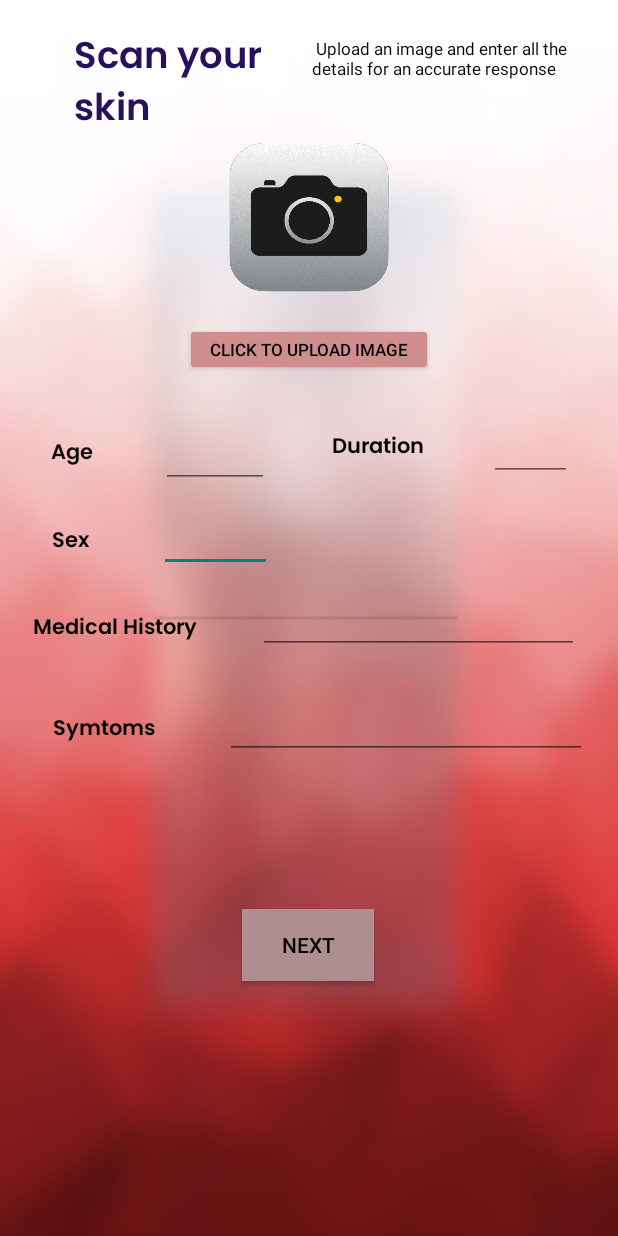
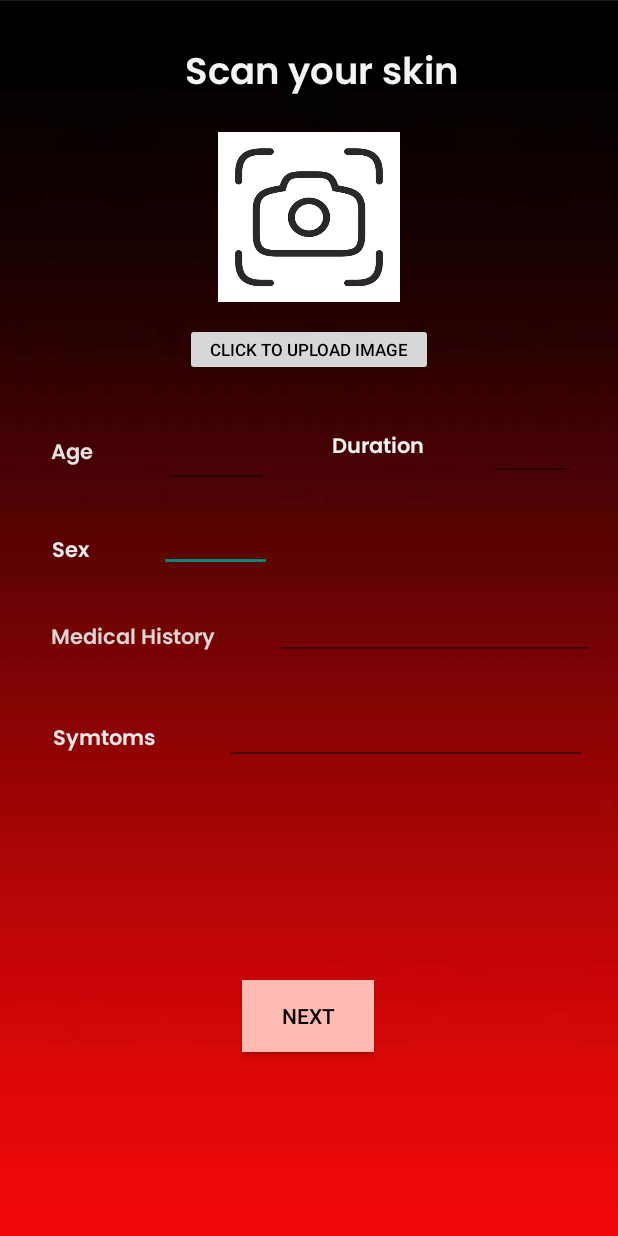
Before and after one commit to RajBhattacharyya/DermaAI, an Android app: the DashboardActivity screen opened directly, with no data from a screen before it, on a phone screen of 412 x 824 dp. Run offline under Robolectric (Android 15) with nearby library versions, the phone set to English and light mode, and no system bars; libraries missing offline, so code that uses them is left out: com.google.ai.client; Roboto replaces fonts that are not available here.

Commit message:
ui bg changed

```diff
--- a/app/src/main/res/layout/activity_dashboard.xml
+++ b/app/src/main/res/layout/activity_dashboard.xml
@@ -5,7 +5,7 @@
     android:id="@+id/main"
     android:layout_width="match_parent"
     android:layout_height="match_parent"
-    android:background="@drawable/dashbg"
+    android:background="@drawable/dashbgnew"
     tools:context=".DashboardActivity">
 
     <ImageView
@@ -20,18 +20,20 @@
 
     <TextView
         android:id="@+id/imageupHead"
-        android:layout_width="142dp"
-        android:layout_height="71dp"
+        android:layout_width="195dp"
+        android:layout_height="42dp"
+        android:layout_marginStart="10dp"
+        android:layout_marginEnd="10dp"
         android:fontFamily="@font/poppins_semibold"
         android:text="Scan your skin"
-        android:textColor="#27115C"
+        android:textColor="#F4F3F6"
         android:textSize="24.5sp"
         app:layout_constraintBottom_toBottomOf="parent"
         app:layout_constraintEnd_toEndOf="parent"
-        app:layout_constraintHorizontal_bias="0.182"
+        app:layout_constraintHorizontal_bias="0.576"
         app:layout_constraintStart_toStartOf="parent"
         app:layout_constraintTop_toTopOf="parent"
-        app:layout_constraintVertical_bias="0.024" />
+        app:layout_constraintVertical_bias="0.037" />
 
     <TextView
         android:id="@+id/ageHead"
@@ -40,7 +42,7 @@
         android:layout_marginTop="40dp"
         android:fontFamily="@font/poppins_semibold"
         android:text="Age"
-        android:textColor="#0C0C0C"
+        android:textColor="#E6E2E2"
         app:layout_constraintEnd_toEndOf="parent"
         app:layout_constraintHorizontal_bias="0.091"
         app:layout_constraintStart_toStartOf="parent"
@@ -62,10 +64,10 @@
         android:id="@+id/sexHead"
         android:layout_width="32dp"
         android:layout_height="22dp"
-        android:layout_marginTop="29dp"
+        android:layout_marginTop="36dp"
         android:fontFamily="@font/poppins_semibold"
         android:text="Sex"
-        android:textColor="#000000"
+        android:textColor="#F1EAEA"
         app:layout_constraintEnd_toEndOf="parent"
         app:layout_constraintHorizontal_bias="0.092"
         app:layout_constraintStart_toStartOf="parent"
@@ -79,7 +81,7 @@
         android:layout_marginTop="35dp"
         android:ems="10"
         android:inputType="number"
-        android:textColor="#000000"
+        android:textColor="#EFE2E2"
         app:layout_constraintEnd_toEndOf="parent"
         app:layout_constraintHorizontal_bias="0.107"
         app:layout_constraintStart_toEndOf="@+id/ageHead"
@@ -92,7 +94,7 @@
         android:layout_marginTop="36dp"
         android:fontFamily="@font/poppins_semibold"
         android:text="Duration"
-        android:textColor="#000000"
+        android:textColor="#F4F1F1"
         app:layout_constraintEnd_toEndOf="parent"
         app:layout_constraintHorizontal_bias="0.276"
         app:layout_constraintStart_toEndOf="@+id/ageInp"
@@ -105,9 +107,9 @@
         android:layout_marginTop="36dp"
         android:fontFamily="@font/poppins_semibold"
         android:text="Medical History"
-        android:textColor="#000000"
+        android:textColor="#DDD4D4"
         app:layout_constraintEnd_toEndOf="parent"
-        app:layout_constraintHorizontal_bias="0.076"
+        app:layout_constraintHorizontal_bias="0.118"
         app:layout_constraintStart_toStartOf="parent"
         app:layout_constraintTop_toBottomOf="@+id/sexHead" />
 
@@ -127,10 +129,11 @@
         android:id="@+id/medInp"
         android:layout_width="214dp"
         android:layout_height="39dp"
-        android:layout_marginTop="76dp"
+        android:layout_marginTop="80dp"
         android:ems="10"
         android:textColor="#000000"
         app:layout_constraintEnd_toEndOf="parent"
+        app:layout_constraintHorizontal_bias="0.6"
         app:layout_constraintStart_toEndOf="@+id/medHead"
         app:layout_constraintTop_toBottomOf="@+id/durInp" />
 
@@ -139,7 +142,6 @@
         android:layout_width="165dp"
         android:layout_height="35dp"
         android:layout_marginTop="14dp"
-        android:backgroundTint="#CF8D8D"
         android:text="click to upload image"
         android:textColor="#000000"
         android:textSize="11sp"
@@ -151,11 +153,12 @@
         android:id="@+id/submitbtn"
         android:layout_width="wrap_content"
         android:layout_height="wrap_content"
-        android:layout_marginTop="100dp"
+        android:layout_marginTop="20dp"
         android:background="@color/material_dynamic_neutral_variant80"
-        android:backgroundTint="#AE8E8E"
+        android:backgroundTint="@android:color/system_error_dark"
         android:text="Next"
         android:textColor="#000000"
+        app:layout_constraintBottom_toBottomOf="parent"
         app:layout_constraintEnd_toEndOf="parent"
         app:layout_constraintHorizontal_bias="0.498"
         app:layout_constraintStart_toStartOf="parent"
@@ -164,11 +167,11 @@
     <TextView
         android:id="@+id/symHead"
         android:layout_width="76dp"
-        android:layout_height="31dp"
+        android:layout_height="32dp"
         android:layout_marginTop="40dp"
         android:fontFamily="@font/poppins_semibold"
         android:text="Symtoms"
-        android:textColor="#000000"
+        android:textColor="#EFE9E9"
         app:layout_constraintEnd_toEndOf="parent"
         app:layout_constraintHorizontal_bias="0.105"
         app:layout_constraintStart_toStartOf="parent"
@@ -186,18 +189,4 @@
         app:layout_constraintStart_toEndOf="@+id/symHead"
         app:layout_constraintTop_toBottomOf="@+id/medInp" />
 
-    <TextView
-        android:id="@+id/text1"
-        android:layout_width="182dp"
-        android:layout_height="44dp"
-        android:layout_marginEnd="17dp"
-        android:text=" Upload an image and enter all the details for an accurate response "
-        android:textColor="#04000C"
-        android:textSize="11.5sp"
-        app:layout_constraintBottom_toTopOf="@+id/imageView"
-        app:layout_constraintEnd_toEndOf="parent"
-        app:layout_constraintHorizontal_bias="0.771"
-        app:layout_constraintStart_toEndOf="@+id/imageupHead"
-        app:layout_constraintTop_toTopOf="parent"
-        app:layout_constraintVertical_bias="0.568" />
 </androidx.constraintlayout.widget.ConstraintLayout>
```
Also changed, not shown: app/src/main/res/drawable/camera.jpeg (added), app/src/main/res/drawable/camera.png (deleted), app/src/main/res/drawable/dashbg2.jpg (renamed from app/src/main/res/drawable/dashbg.jpg), app/src/main/res/drawable/dashbgnew.jpeg (added).
